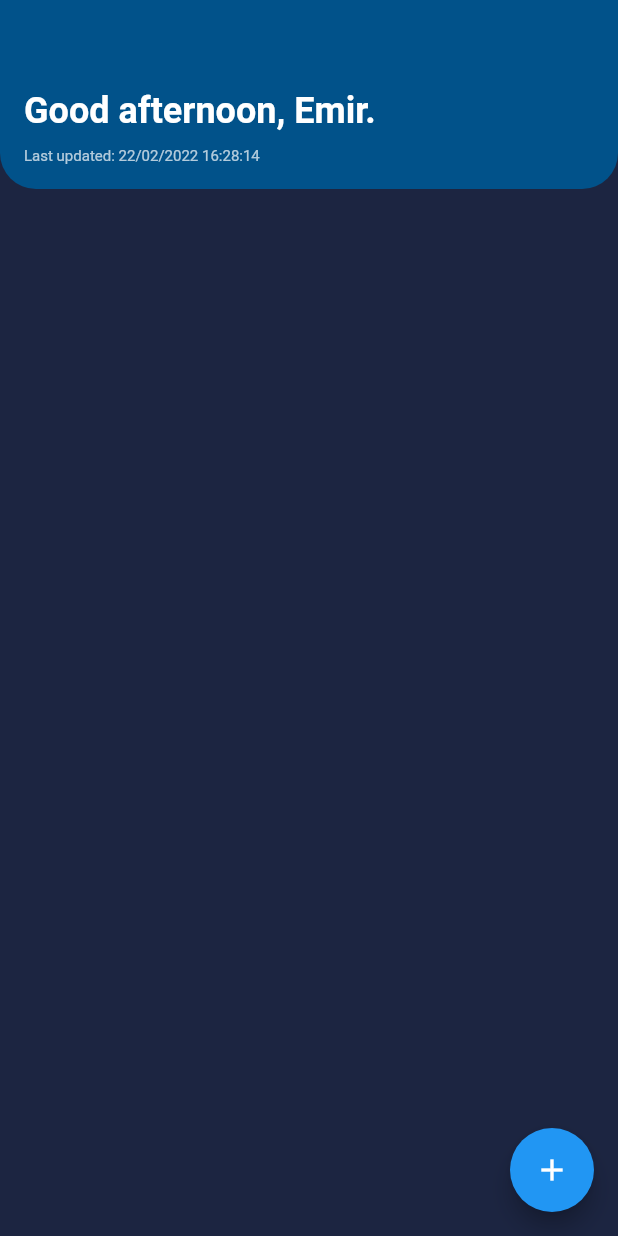
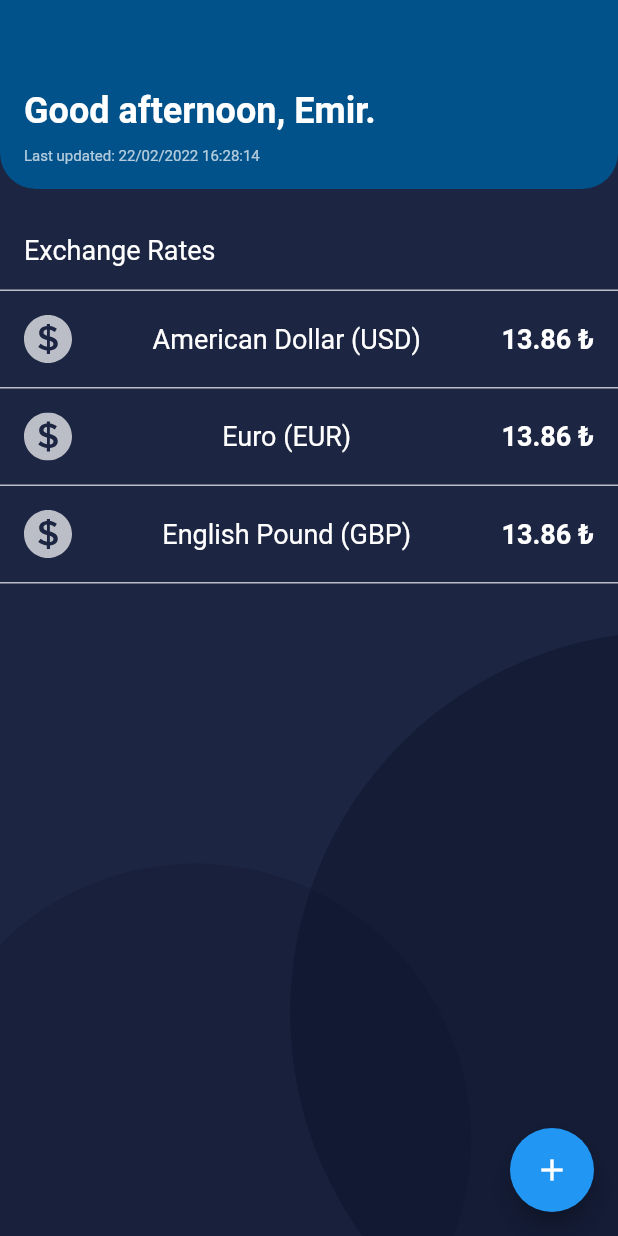
Before and after one commit to emirhalici/cryptocurrency, a Flutter app: the screen it shows after launch, on a phone screen of 412 x 824 dp. Run offline on Flutter 3.47's test engine with Material 2 defaults, Android fonts, the phone set to English and light mode, and no system bars; our stand-ins replace flutter_svg; Roboto replaces fonts that are missing (Poppins).

Commit message:
more changes

```diff
--- /dev/null
+++ b/lib/components.dart
@@ -0,0 +1,59 @@
+import 'package:flutter/material.dart';
+import 'package:flutter_svg/flutter_svg.dart';
+import 'constants.dart';
+
+class ReusableCard extends StatelessWidget {
+  final String title;
+  final String price;
+  final String iconPath;
+  final bool topLine;
+  final bool bottomLine;
+
+  const ReusableCard(
+      {Key? key, required this.title, required this.price, required this.iconPath, required this.topLine, required this.bottomLine})
+      : super(key: key);
+
+  @override
+  Widget build(BuildContext context) {
+    return Column(
+      children: [
+        Container(
+          height: topLine ? 1 : 0,
+          width: double.infinity,
+          color: primaryTextColor.withOpacity(0.7),
+        ),
+        Container(
+          margin: const EdgeInsets.all(16),
+          child: Row(
+            mainAxisAlignment: MainAxisAlignment.spaceBetween,
+            children: [
+              SvgPicture.asset(
+                iconPath,
+                width: 32,
+                height: 32,
+              ),
+              const SizedBox(
+                width: 12,
+              ),
+              Flexible(
+                child: Text(title, style: bodyTextStyle),
+              ),
+              const SizedBox(
+                width: 12,
+              ),
+              Text(
+                price,
+                style: priceTextStyle,
+              )
+            ],
+          ),
+        ),
+        Container(
+          height: bottomLine ? 1 : 0,
+          width: double.infinity,
+          color: primaryTextColor.withOpacity(0.7),
+        ),
+      ],
+    );
+  }
+}
--- a/lib/main.dart
+++ b/lib/main.dart
@@ -1,8 +1,8 @@
-import 'dart:ui';
-
+import 'package:cryptocurrency/components.dart';
 import 'package:flutter/material.dart';
-import 'services/networking.dart';
+import 'networking.dart';
 import 'constants.dart';
+import 'package:flutter_svg/flutter_svg.dart';
 
 void main() {
   runApp(const MyApp());
@@ -37,9 +37,20 @@ class _MyHomePageState extends State<MyHomePage> {
   Widget build(BuildContext context) {
     return Scaffold(
       backgroundColor: backgroundColor,
-      body: Center(
+      body: Stack(
+        children: [
+          SizedBox.expand(
+            child: FittedBox(
+              fit: BoxFit.cover,
+              child: SvgPicture.asset(
+                'images/background.svg',
+              ),
+            ),
+          ),
+          SingleChildScrollView(
             child: Column(
               mainAxisAlignment: MainAxisAlignment.start,
+              crossAxisAlignment: CrossAxisAlignment.start,
               children: <Widget>[
                 Container(
                   width: double.infinity,
@@ -53,7 +64,7 @@ class _MyHomePageState extends State<MyHomePage> {
                         'Good afternoon, Emir.',
                         style: greetingTextStyle,
                       ),
-                  SizedBox(
+                      const SizedBox(
                         height: 10,
                       ),
                       Text(
@@ -69,8 +80,44 @@ class _MyHomePageState extends State<MyHomePage> {
                       ),
                       color: primaryColor),
                 ),
+                const SizedBox(
+                  height: 30,
+                ),
+                Container(
+                  padding: const EdgeInsets.only(left: 16, right: 16),
+                  child: Text(
+                    'Exchange Rates',
+                    style: titleTextStyle,
+                  ),
+                ),
+                const SizedBox(
+                  height: 16,
+                ),
+                const ReusableCard(
+                  title: 'American Dollar (USD)',
+                  price: '13.86 ₺',
+                  iconPath: 'images/usd_icon.svg',
+                  bottomLine: true,
+                  topLine: true,
+                ),
+                const ReusableCard(
+                  title: 'Euro (EUR)',
+                  price: '13.86 ₺',
+                  iconPath: 'images/usd_icon.svg',
+                  bottomLine: true,
+                  topLine: false,
+                ),
+                const ReusableCard(
+                  title: 'English Pound (GBP)',
+                  price: '13.86 ₺',
+                  iconPath: 'images/usd_icon.svg',
+                  bottomLine: true,
+                  topLine: false,
+                ),
               ],
             ),
+          ),
+        ],
       ),
       floatingActionButton: FloatingActionButton(
         onPressed: () {
```
Also changed, not shown: pubspec.yaml (+4 -33 lines), images/usd_icon.svg (added), lib/networking.dart (renamed from lib/services/networking.dart), pubspec.lock. Lines whose indentation alone changed are shown as unchanged.
